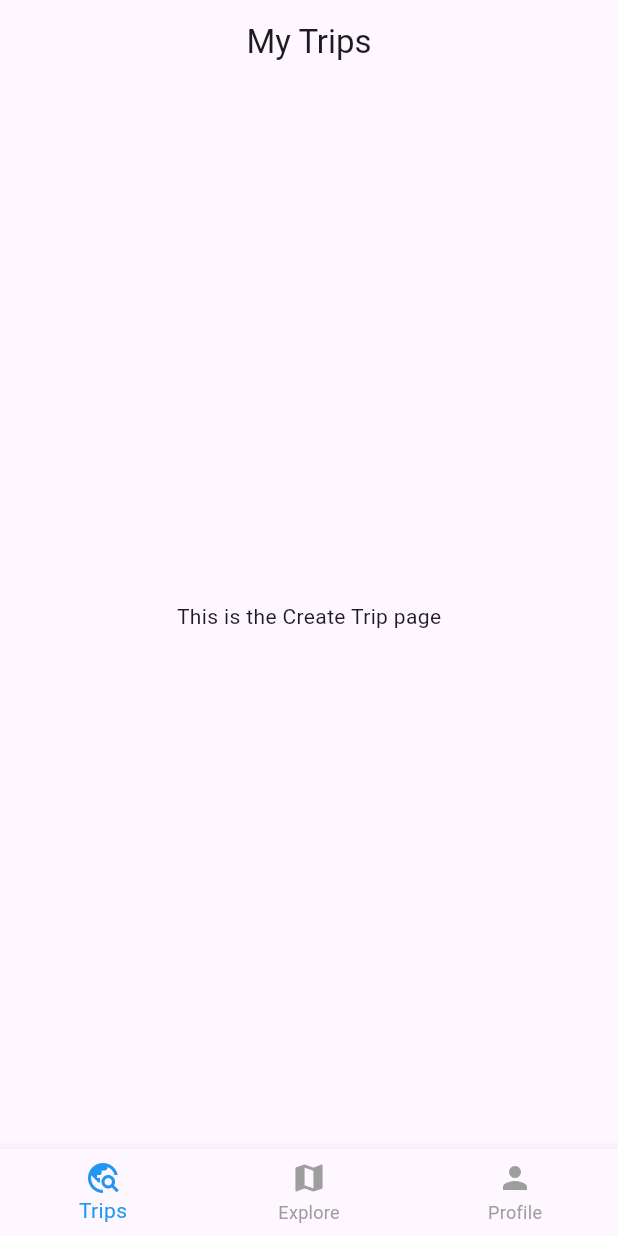
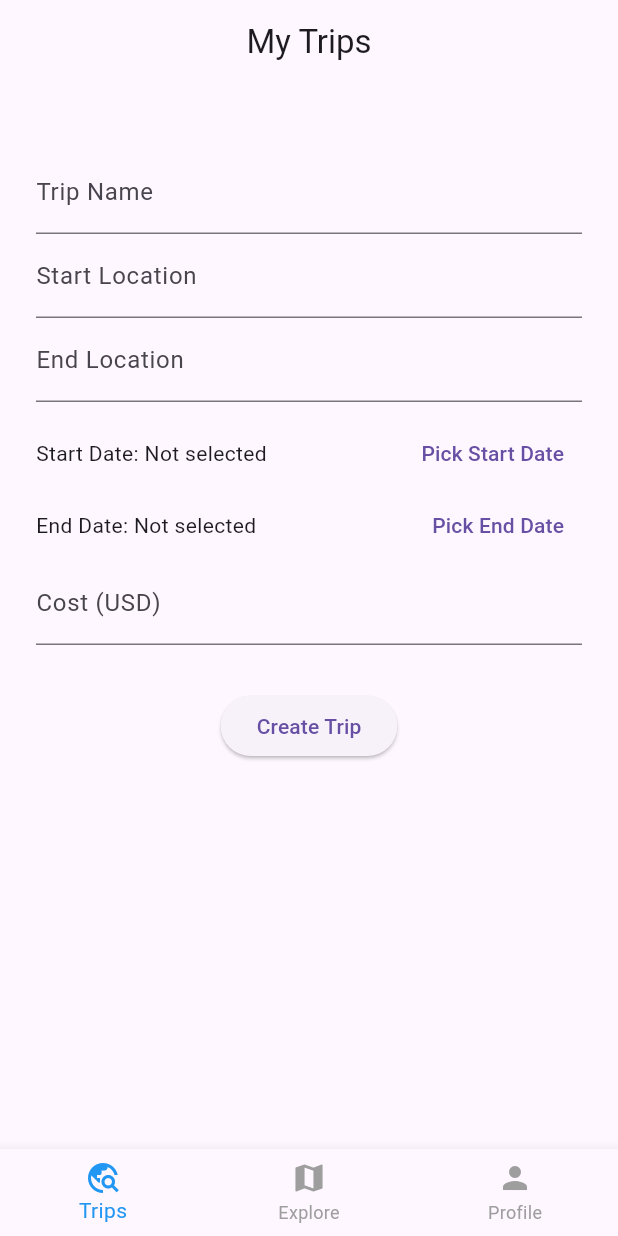
Before and after one commit to charan4112/travel_buddy_app, a Flutter app: the DashboardPage screen opened directly, on a phone screen of 412 x 824 dp. Run offline on Flutter 3.47's test engine with Material 3 defaults, Android fonts, the phone set to English and light mode, and no system bars; our stand-ins replace cloud_firestore, firebase_auth, firebase_core; accounts and stored records are empty.

Commit message:
Added Create Trip form with validation and Firestore integration

```diff
--- a/lib/pages/create_trip_page.dart
+++ b/lib/pages/create_trip_page.dart
@@ -1,12 +1,167 @@
 import 'package:flutter/material.dart';
+import 'package:cloud_firestore/cloud_firestore.dart';
+import 'package:firebase_auth/firebase_auth.dart';
 
-class CreateTripPage extends StatelessWidget {
+class CreateTripPage extends StatefulWidget {
   const CreateTripPage({super.key});
 
   @override
+  State<CreateTripPage> createState() => _CreateTripPageState();
+}
+
+class _CreateTripPageState extends State<CreateTripPage> {
+  final _formKey = GlobalKey<FormState>();
+  final TextEditingController _tripName = TextEditingController();
+  final TextEditingController _startLocation = TextEditingController();
+  final TextEditingController _endLocation = TextEditingController();
+  final TextEditingController _cost = TextEditingController();
+
+  DateTime? _startDate;
+  DateTime? _endDate;
+  bool _isLoading = false;
+  String? _message;
+
+  Future<void> _saveTrip() async {
+    if (!_formKey.currentState!.validate() || _startDate == null || _endDate == null) {
+      setState(() => _message = "Please complete all fields including dates.");
+      return;
+    }
+
+    setState(() {
+      _isLoading = true;
+      _message = null;
+    });
+
+    try {
+      final user = FirebaseAuth.instance.currentUser;
+      if (user == null) {
+        setState(() => _message = "Not logged in.");
+        return;
+      }
+
+      await FirebaseFirestore.instance.collection('trips').add({
+        'name': _tripName.text.trim(),
+        'startLocation': _startLocation.text.trim(),
+        'endLocation': _endLocation.text.trim(),
+        'startDate': _startDate,
+        'endDate': _endDate,
+        'cost': double.tryParse(_cost.text.trim()) ?? 0,
+        'userId': user.uid,
+        'createdAt': Timestamp.now(),
+      });
+
+      setState(() => _message = "Trip created successfully!");
+      _formKey.currentState?.reset();
+    } catch (e) {
+      setState(() => _message = "Error: $e");
+    } finally {
+      setState(() => _isLoading = false);
+    }
+  }
+
+  Future<void> _pickDate({required bool isStart}) async {
+    final picked = await showDatePicker(
+      context: context,
+      initialDate: DateTime.now(),
+      firstDate: DateTime(2020),
+      lastDate: DateTime(2100),
+    );
+    if (picked != null) {
+      setState(() {
+        if (isStart) {
+          _startDate = picked;
+        } else {
+          _endDate = picked;
+        }
+      });
+    }
+  }
+
+  @override
+  void dispose() {
+    _tripName.dispose();
+    _startLocation.dispose();
+    _endLocation.dispose();
+    _cost.dispose();
+    super.dispose();
+  }
+
+  @override
   Widget build(BuildContext context) {
-    return const Center(
-      child: Text("This is the Create Trip page"),
+    return SingleChildScrollView(
+      padding: const EdgeInsets.all(24.0),
+      child: Form(
+        key: _formKey,
+        child: Column(
+          children: [
+            const SizedBox(height: 20),
+            TextFormField(
+              controller: _tripName,
+              decoration: const InputDecoration(labelText: "Trip Name"),
+              validator: (val) => val == null || val.isEmpty ? "Required" : null,
+            ),
+            TextFormField(
+              controller: _startLocation,
+              decoration: const InputDecoration(labelText: "Start Location"),
+              validator: (val) => val == null || val.isEmpty ? "Required" : null,
+            ),
+            TextFormField(
+              controller: _endLocation,
+              decoration: const InputDecoration(labelText: "End Location"),
+              validator: (val) => val == null || val.isEmpty ? "Required" : null,
+            ),
+            const SizedBox(height: 10),
+            Row(
+              children: [
+                Expanded(
+                  child: Text(_startDate == null
+                      ? "Start Date: Not selected"
+                      : "Start: ${_startDate!.toLocal()}".split(" ")[0]),
+                ),
+                TextButton(
+                  onPressed: () => _pickDate(isStart: true),
+                  child: const Text("Pick Start Date"),
+                ),
+              ],
+            ),
+            Row(
+              children: [
+                Expanded(
+                  child: Text(_endDate == null
+                      ? "End Date: Not selected"
+                      : "End: ${_endDate!.toLocal()}".split(" ")[0]),
+                ),
+                TextButton(
+                  onPressed: () => _pickDate(isStart: false),
+                  child: const Text("Pick End Date"),
+                ),
+              ],
+            ),
+            TextFormField(
+              controller: _cost,
+              decoration: const InputDecoration(labelText: "Cost (USD)"),
+              keyboardType: TextInputType.number,
+              validator: (val) => val == null || val.isEmpty ? "Required" : null,
+            ),
+            const SizedBox(height: 20),
+            if (_message != null)
+              Text(
+                _message!,
+                style: TextStyle(
+                    color: _message!.contains("success")
+                        ? Colors.green
+                        : Colors.red),
+              ),
+            const SizedBox(height: 10),
+            ElevatedButton(
+              onPressed: _isLoading ? null : _saveTrip,
+              child: _isLoading
+                  ? const CircularProgressIndicator(color: Colors.white)
+                  : const Text("Create Trip"),
+            ),
+          ],
+        ),
+      ),
     );
   }
 }
```
